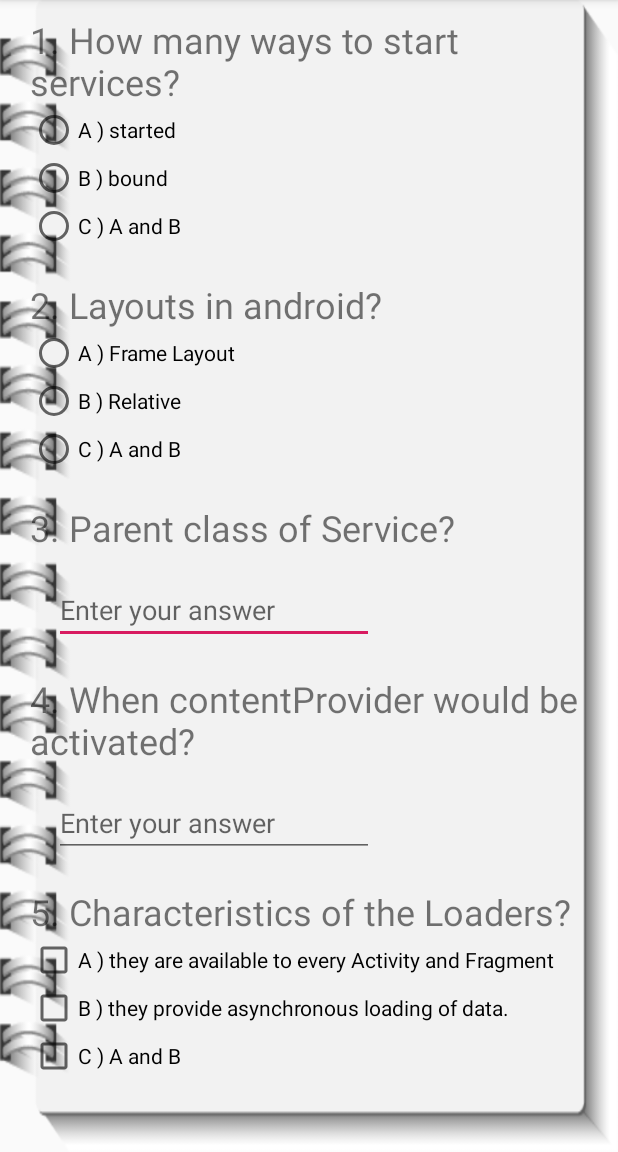
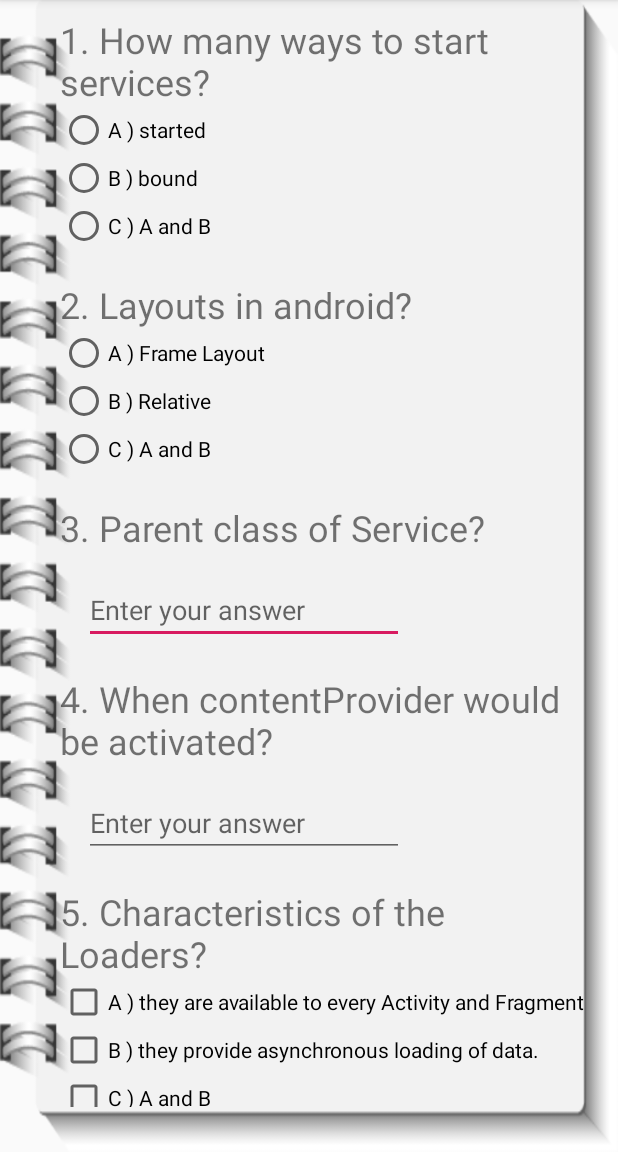
Before and after one commit to yyyashikaaa/Android-Quiz-Application, an Android app: the screen it shows after launch (MainActivity), on a phone screen of 412 x 824 dp, the part 84-1236 px from its top. Run offline under Robolectric (Android 15) with nearby library versions, the phone set to English and light mode, and no system bars.

Commit message:
modified one!

```diff
--- a/Yashika_QuizApp_Final/app/src/main/res/layout/activity_main.xml
+++ b/Yashika_QuizApp_Final/app/src/main/res/layout/activity_main.xml
@@ -13,7 +13,7 @@
     <LinearLayout
         android:layout_width="match_parent"
         android:layout_height="match_parent"
-        android:layout_marginLeft="20dp"
+        android:layout_marginLeft="40dp"
         android:layout_marginRight="20dp"
         android:orientation="vertical">
 
@@ -284,7 +284,7 @@
                 android:id="@+id/rb10b"
                 android:layout_width="wrap_content"
                 android:layout_height="wrap_content"
-                android:drawableRight="@drawable/icon4" />
+                android:drawableRight="@drawable/icon" />
         </RadioGroup>
 
         <!--ques 11 -->
@@ -346,6 +346,7 @@
                 android:onClick="onClickApache"
                 android:src="@drawable/apache_icon" />
         </LinearLayout>
+
         <!--button for submit and reset-->
         <LinearLayout
             android:layout_width="wrap_content"
```
Also changed, not shown: Yashika_QuizApp_Final/app/src/main/res/drawable/apache_icon.png, Yashika_QuizApp_Final/app/src/main/res/drawable/apple_icon.png, Yashika_QuizApp_Final/app/src/main/res/drawable/google_icon.png, Yashika_QuizApp_Final/app/src/main/res/drawable/icon.png (added), Yashika_QuizApp_Final/app/src/main/res/drawable/icon1.png, Yashika_QuizApp_Final/app/src/main/res/drawable/icon2.png (added), Yashika_QuizApp_Final/app/src/main/res/drawable/icon3.png (added), Yashika_QuizApp_Final/app/src/main/res/drawable/linux_icon.png.
